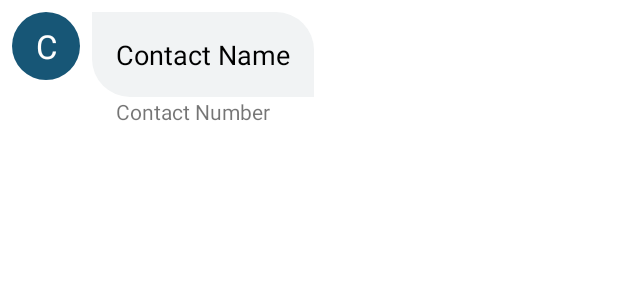
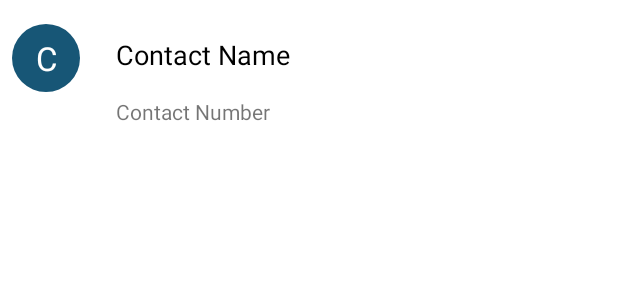
Before and after one commit to demi-sokoya/Contact-App, an Android app: the layout recycler_view_item.xml on its own in the app's theme, with its tools: preview values and no code run, on a phone screen of 412 x 824 dp. Shown: the top 300 px of the screen. Run offline under Robolectric (Android 15) with nearby library versions, the phone set to English and light mode, and no system bars.

Commit message:
Made adjustments to the recycler view item

```diff
--- a/app/src/main/res/drawable/contact_background.xml
+++ b/app/src/main/res/drawable/contact_background.xml
@@ -1,6 +1,5 @@
 <?xml version="1.0" encoding="utf-8"?>
 <shape xmlns:android="http://schemas.android.com/apk/res/android">
     <solid android:color="#F1F3F4"/>
-    <corners android:bottomLeftRadius="25dp"
-        android:topRightRadius="25dp"/>
+    <corners android:radius="25dp"/>
 </shape>
--- a/app/src/main/res/drawable/contact_background_dark.xml
+++ b/app/src/main/res/drawable/contact_background_dark.xml
@@ -1,6 +1,5 @@
 <?xml version="1.0" encoding="utf-8"?>
 <shape xmlns:android="http://schemas.android.com/apk/res/android">
     <solid android:color="#3D4043"/>
-    <corners android:bottomLeftRadius="25dp"
-        android:topRightRadius="25dp"/>
+    <corners android:radius="25dp" />
 </shape>
--- a/app/src/main/res/layout/activity_main.xml
+++ b/app/src/main/res/layout/activity_main.xml
@@ -23,12 +23,14 @@
     <include layout="@layout/content_main" />
 
     <com.google.android.material.floatingactionbutton.FloatingActionButton
+        app:shapeAppearanceOverlay="@style/fab_3_rounded"
         android:id="@+id/fab"
         android:layout_width="wrap_content"
         android:layout_height="wrap_content"
         android:layout_gravity="bottom|end"
         android:layout_marginEnd="@dimen/fab_margin"
         android:layout_marginBottom="16dp"
+        android:contentDescription="Add Contact Button"
         app:srcCompat="@android:drawable/ic_input_add" />
 
 </androidx.coordinatorlayout.widget.CoordinatorLayout>
--- a/app/src/main/res/layout/recycler_view_item.xml
+++ b/app/src/main/res/layout/recycler_view_item.xml
@@ -3,7 +3,8 @@
     xmlns:tools="http://schemas.android.com/tools"
     android:orientation="horizontal"
     android:layout_width="match_parent"
-    android:layout_height="match_parent">
+    android:layout_height="match_parent"
+    android:paddingBottom="16dp">
 
 
     <TextView
@@ -12,7 +13,8 @@
         android:id="@+id/contact_first_letter"
         style="@style/contact_first_letter"
         tools:text="C"
-        android:gravity="center"/>
+        android:gravity="center"
+        android:layout_marginTop="16dp"/>
 
     <LinearLayout
         android:layout_width="match_parent"
@@ -24,16 +26,18 @@
             android:layout_height="wrap_content"
             android:id="@+id/contact_name"
             style="@style/contact_text_view_style"
-            android:layout_gravity="left"
+            android:layout_gravity="start"
             tools:text="Contact Name"/>
 
         <TextView
             android:layout_width="wrap_content"
             android:layout_height="wrap_content"
             android:id="@+id/phone_number"
-            android:paddingLeft="16dp"
+            android:paddingStart="16dp"
+            android:paddingEnd="16dp"
             tools:text="Contact Number"/>
 
     </LinearLayout>
 
+
 </LinearLayout>
--- a/app/src/main/res/values-night/themes.xml
+++ b/app/src/main/res/values-night/themes.xml
@@ -19,7 +19,7 @@
         <item name="android:layout_height">wrap_content</item>
         <item name="android:textAppearance">
             @android:style/TextAppearance.Medium</item>
-        <item name="android:background">@drawable/contact_background_dark</item>
+<!--        <item name="android:background">@drawable/contact_background_dark</item>-->
         <item name="android:layout_marginTop">8dp</item>
         <item name="android:layout_gravity">center</item>
         <item name="android:padding">16dp</item>
--- a/app/src/main/res/values/themes.xml
+++ b/app/src/main/res/values/themes.xml
@@ -28,7 +28,7 @@
         <item name="android:layout_height">wrap_content</item>
         <item name="android:textAppearance">
             @android:style/TextAppearance.Medium</item>
-        <item name="android:background">@drawable/contact_background</item>
+<!--        <item name="android:background">@drawable/contact_background</item>-->
         <item name="android:layout_marginTop">8dp</item>
         <item name="android:layout_gravity">center</item>
         <item name="android:padding">16dp</item>
@@ -46,4 +46,8 @@
         <item name="android:layout_marginEnd">8dp</item>
         <item name="android:textColor">@color/white</item>
     </style>
+    <style name="fab_3_rounded">
+        <item name="cornerFamily">rounded</item>
+        <item name="cornerSize">25%</item>
+    </style>
 </resources>
```
